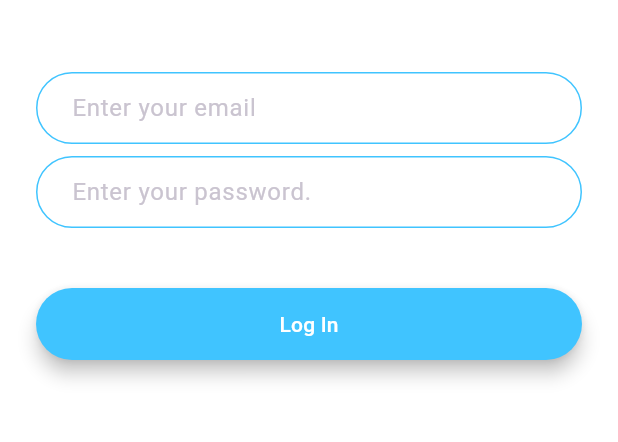
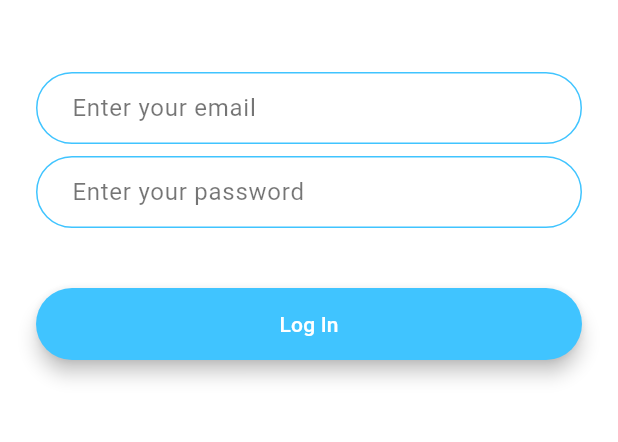
Before and after one commit to xdelmo/the_complete_flutter_development_bootcamp_with_dart, a Flutter app: the screen it shows after launch, after a tap on "Log In", on a phone screen of 412 x 824 dp, the part 576-1018 px from its top. Run offline on Flutter 3.47's test engine with Material 3 defaults, Android fonts, the phone set to English and light mode, and no system bars; our stand-ins replace audioplayers, font_awesome_flutter, geolocator, rflutter_alert.

Commit message:
minor fix

```diff
--- a/flash_chat/lib/screens/login_screen.dart
+++ b/flash_chat/lib/screens/login_screen.dart
@@ -34,6 +34,7 @@ class _LoginScreenState extends State<LoginScreen> {
               },
               decoration: InputDecoration(
                 hintText: 'Enter your email',
+                hintStyle: TextStyle(color: Colors.black54),
                 contentPadding:
                     EdgeInsets.symmetric(vertical: 10.0, horizontal: 20.0),
                 border: OutlineInputBorder(
@@ -59,7 +60,8 @@ class _LoginScreenState extends State<LoginScreen> {
                 //Do something with the user input.
               },
               decoration: InputDecoration(
-                hintText: 'Enter your password.',
+                hintText: 'Enter your password',
+                hintStyle: TextStyle(color: Colors.black54),
                 contentPadding:
                     EdgeInsets.symmetric(vertical: 10.0, horizontal: 20.0),
                 border: OutlineInputBorder(
--- a/flash_chat/lib/screens/registration_screen.dart
+++ b/flash_chat/lib/screens/registration_screen.dart
@@ -34,6 +34,7 @@ class _RegistrationScreenState extends State<RegistrationScreen> {
               },
               decoration: InputDecoration(
                 hintText: 'Enter your email',
+                hintStyle: TextStyle(color: Colors.black54),
                 contentPadding:
                     EdgeInsets.symmetric(vertical: 10.0, horizontal: 20.0),
                 border: OutlineInputBorder(
@@ -58,6 +59,7 @@ class _RegistrationScreenState extends State<RegistrationScreen> {
               },
               decoration: InputDecoration(
                 hintText: 'Enter your password',
+                hintStyle: TextStyle(color: Colors.black54),
                 contentPadding:
                     EdgeInsets.symmetric(vertical: 10.0, horizontal: 20.0),
                 border: OutlineInputBorder(
```
